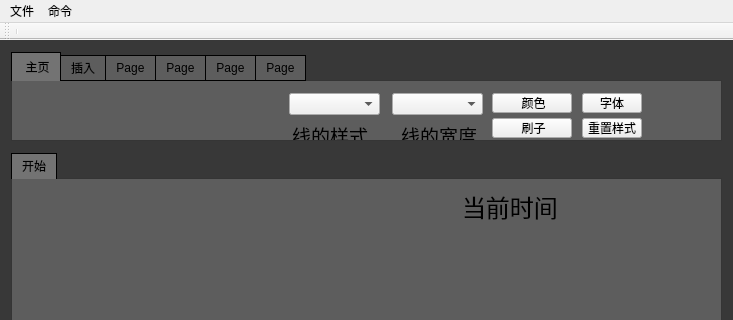
First picture: the form in mainwindow.ui, repository charon-cheung/QSketch, before the edit; both pictures show x 0 to 733 and y 0 to 320 of the 733 by 585 pixel window.
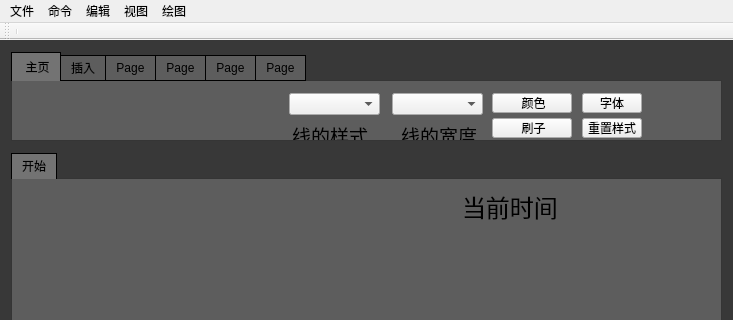
Second picture: the form after the edit. Icons and pictures are not drawn. Custom widgets are drawn as their Qt base class.

Commit message: feat: 草图模式，主界面编辑

```diff
--- a/mainwindow.ui
+++ b/mainwindow.ui
@@ -611,9 +611,40 @@
     <addaction name="infoAct"/>
     <addaction name="changeStyleAct"/>
     <addaction name="symmetryAct"/>
+    <addaction name="lineAngle"/>
+   </widget>
+   <widget class="QMenu" name="menu_2">
+    <property name="title">
+     <string>编辑</string>
+    </property>
+    <addaction name="undo"/>
+    <addaction name="redo"/>
+    <addaction name="separator"/>
+    <addaction name="cutAct"/>
+    <addaction name="copyAct"/>
+    <addaction name="pasteAct"/>
+    <addaction name="deleteAct"/>
+   </widget>
+   <widget class="QMenu" name="menu_3">
+    <property name="title">
+     <string>视图</string>
+    </property>
+    <addaction name="fullViewAct"/>
+    <addaction name="zoomInAct"/>
+    <addaction name="zoomOutAct"/>
+    <addaction name="adjustZoomAct"/>
+    <addaction name="windowZoomAct"/>
+   </widget>
+   <widget class="QMenu" name="menu_4">
+    <property name="title">
+     <string>绘图</string>
+    </property>
    </widget>
    <addaction name="openMenu"/>
    <addaction name="menu"/>
+   <addaction name="menu_2"/>
+   <addaction name="menu_3"/>
+   <addaction name="menu_4"/>
   </widget>
   <widget class="QToolBar" name="mainToolBar">
    <attribute name="toolBarArea">
```
Left out of the diff: 98 changed lines with no effect on the pictures. The commit also changes 10 other files.
